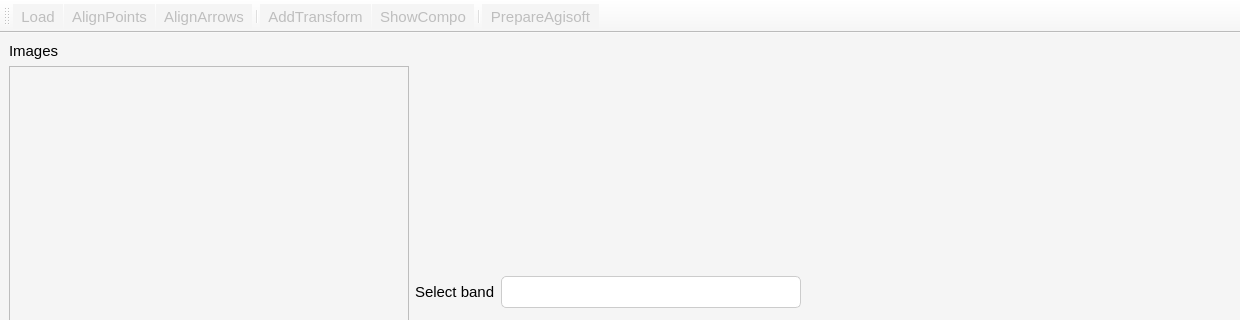
Above: gui/ui/main.ui from s-du/SkySpectral before the change; both pictures show x 0 to 1240 and y 0 to 320 of the 1240 by 847 pixel window. Below: the same form after it.
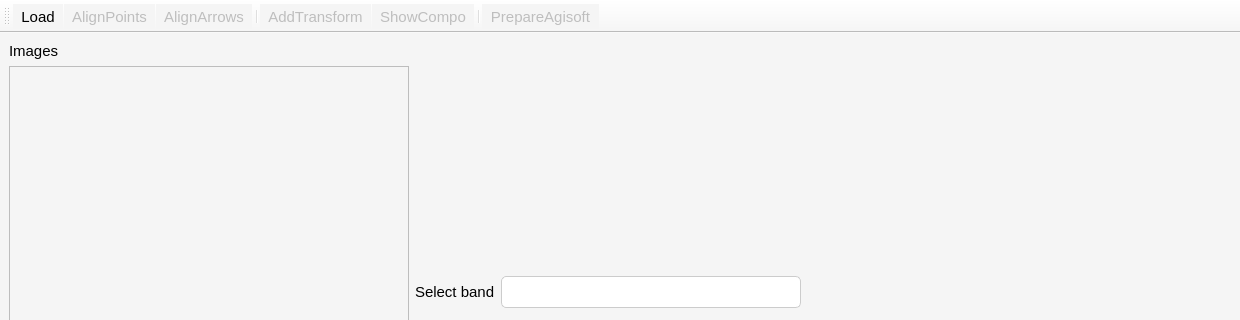
That is the form after the change. Icons and pictures are not drawn.

The edit to the form file:
```diff
--- a/gui/ui/main.ui
+++ b/gui/ui/main.ui
@@ -231,7 +231,7 @@
   <widget class="QStatusBar" name="statusbar"/>
   <widget class="QToolBar" name="toolBar">
    <property name="enabled">
-    <bool>false</bool>
+    <bool>true</bool>
    </property>
    <property name="windowTitle">
     <string>toolBar</string>
@@ -295,6 +295,9 @@
    </property>
   </action>
   <action name="actionAddTransform">
+   <property name="enabled">
+    <bool>false</bool>
+   </property>
    <property name="text">
     <string>AddTransform</string>
    </property>
```
